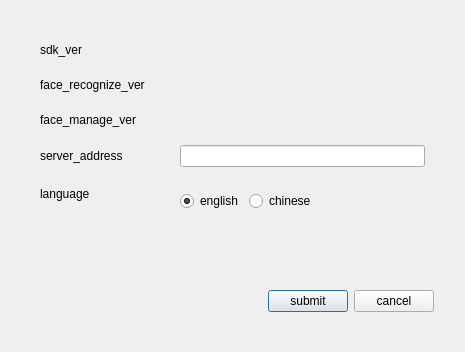
Above: app/ui/AppInfoDialog.ui from Meydan-ZHOU/smileSystem before the change. Below: the same form after it.
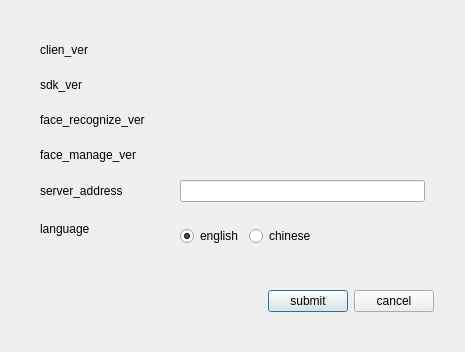
That is the form after the change.

The edit to the form file:
```diff
--- a/app/ui/AppInfoDialog.ui
+++ b/app/ui/AppInfoDialog.ui
@@ -54,7 +54,7 @@
           <property name="bottomMargin">
            <number>0</number>
           </property>
-          <item row="0" column="0">
+          <item row="1" column="0">
            <widget class="QLabel" name="label">
             <property name="minimumSize">
              <size>
@@ -67,7 +67,7 @@
             </property>
            </widget>
           </item>
-          <item row="0" column="1">
+          <item row="1" column="1">
            <widget class="QLineEdit" name="lineEdit">
             <property name="enabled">
              <bool>false</bool>
@@ -83,7 +83,7 @@
             </property>
            </widget>
           </item>
-          <item row="1" column="0">
+          <item row="2" column="0">
            <widget class="QLabel" name="label_2">
             <property name="minimumSize">
              <size>
@@ -96,7 +96,7 @@
             </property>
            </widget>
           </item>
-          <item row="1" column="1">
+          <item row="2" column="1">
            <widget class="QLineEdit" name="lineEdit_2">
             <property name="enabled">
              <bool>false</bool>
@@ -112,7 +112,7 @@
             </property>
            </widget>
           </item>
-          <item row="2" column="0">
+          <item row="3" column="0">
            <widget class="QLabel" name="label_3">
             <property name="minimumSize">
              <size>
@@ -125,7 +125,7 @@
             </property>
            </widget>
           </item>
-          <item row="2" column="1">
+          <item row="3" column="1">
            <widget class="QLineEdit" name="lineEdit_3">
             <property name="enabled">
              <bool>false</bool>
@@ -141,24 +141,24 @@
             </property>
            </widget>
           </item>
-          <item row="3" column="0">
+          <item row="4" column="0">
            <widget class="QLabel" name="label_4">
             <property name="text">
              <string>server_address</string>
             </property>
            </widget>
           </item>
-          <item row="3" column="1">
+          <item row="4" column="1">
            <widget class="QLineEdit" name="lineEdit_server_ip"/>
           </item>
-          <item row="4" column="0">
+          <item row="5" column="0">
            <widget class="QLabel" name="label_5">
             <property name="text">
              <string>language</string>
             </property>
            </widget>
           </item>
-          <item row="4" column="1">
+          <item row="5" column="1">
            <widget class="QWidget" name="widget_2" native="true">
             <layout class="QHBoxLayout" name="horizontalLayout_4">
              <property name="leftMargin">
@@ -228,6 +228,29 @@
             </layout>
            </widget>
           </item>
+          <item row="0" column="0">
+           <widget class="QLabel" name="label_6">
+            <property name="text">
+             <string>clien_ver</string>
+            </property>
+           </widget>
+          </item>
+          <item row="0" column="1">
+           <widget class="QLineEdit" name="lineEdit_4">
+            <property name="enabled">
+             <bool>false</bool>
+            </property>
+            <property name="styleSheet">
+             <string notr="true"/>
+            </property>
+            <property name="frame">
+             <bool>false</bool>
+            </property>
+            <property name="readOnly">
+             <bool>true</bool>
+            </property>
+           </widget>
+          </item>
          </layout>
         </item>
        </layout>
```
